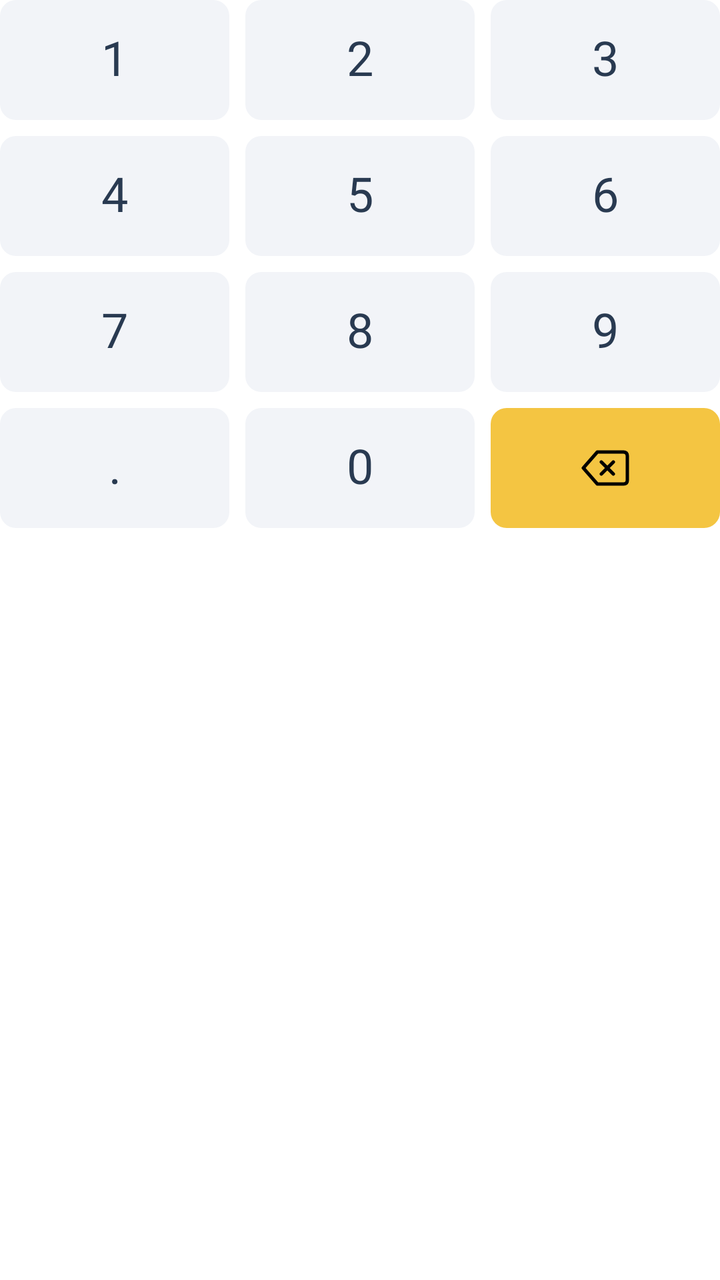
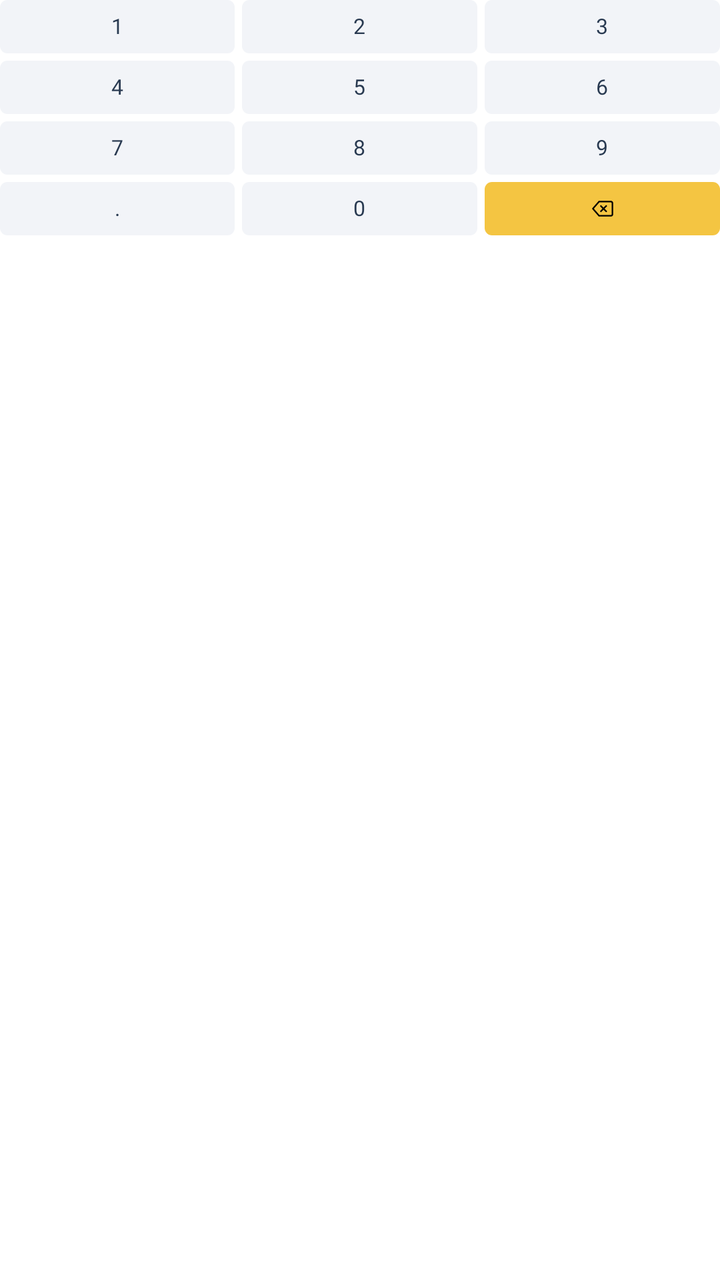

The first picture is an Android layout as it rendered before a commit; the second is the same layout after the commit. The layout source and the unified diff follow.
<!-- AndroidManifest.xml: application theme AppTheme.NoActionBar -->
<!-- res/layout/checkout_numeric_keyboard.xml -->
<LinearLayout xmlns:android="http://schemas.android.com/apk/res/android" android:layout_width="match_parent" android:layout_height="wrap_content" android:orientation="vertical">
  <LinearLayout android:layout_width="match_parent" android:layout_height="@dimen/ui_scale_key_height" android:orientation="horizontal">
    <TextView android:layout_width="0dp" android:layout_height="match_parent" android:text="1" android:textSize="24sp" android:textColor="#293A51" android:fontFamily="@font/retail_sans" android:includeFontPadding="false" android:id="@+id/num1" android:layout_weight="1" android:layout_marginStart="0dp" android:gravity="center" android:background="@drawable/land_field" android:clickable="true" android:focusable="true" />
    <TextView android:layout_width="0dp" android:layout_height="match_parent" android:text="2" android:textSize="24sp" android:textColor="#293A51" android:fontFamily="@font/retail_sans" android:includeFontPadding="false" android:id="@+id/num2" android:layout_weight="1" android:layout_marginStart="8dp" android:gravity="center" android:background="@drawable/land_field" android:clickable="true" android:focusable="true" />
    <TextView android:layout_width="0dp" android:layout_height="match_parent" android:text="3" android:textSize="24sp" android:textColor="#293A51" android:fontFamily="@font/retail_sans" android:includeFontPadding="false" android:id="@+id/num3" android:layout_weight="1" android:layout_marginStart="8dp" android:gravity="center" android:background="@drawable/land_field" android:clickable="true" android:focusable="true" />
  </LinearLayout>
  <LinearLayout android:layout_width="match_parent" android:layout_height="@dimen/ui_scale_key_height" android:orientation="horizontal" android:layout_marginTop="8dp">
    <TextView android:layout_width="0dp" android:layout_height="match_parent" android:text="4" android:textSize="24sp" android:textColor="#293A51" android:fontFamily="@font/retail_sans" android:includeFontPadding="false" android:id="@+id/num4" android:layout_weight="1" android:layout_marginStart="0dp" android:gravity="center" android:background="@drawable/land_field" android:clickable="true" android:focusable="true" />
    <TextView android:layout_width="0dp" android:layout_height="match_parent" android:text="5" android:textSize="24sp" android:textColor="#293A51" android:fontFamily="@font/retail_sans" android:includeFontPadding="false" android:id="@+id/num5" android:layout_weight="1" android:layout_marginStart="8dp" android:gravity="center" android:background="@drawable/land_field" android:clickable="true" android:focusable="true" />
    <TextView android:layout_width="0dp" android:layout_height="match_parent" android:text="6" android:textSize="24sp" android:textColor="#293A51" android:fontFamily="@font/retail_sans" android:includeFontPadding="false" android:id="@+id/num6" android:layout_weight="1" android:layout_marginStart="8dp" android:gravity="center" android:background="@drawable/land_field" android:clickable="true" android:focusable="true" />
  </LinearLayout>
  <LinearLayout android:layout_width="match_parent" android:layout_height="@dimen/ui_scale_key_height" android:orientation="horizontal" android:layout_marginTop="8dp">
    <TextView android:layout_width="0dp" android:layout_height="match_parent" android:text="7" android:textSize="24sp" android:textColor="#293A51" android:fontFamily="@font/retail_sans" android:includeFontPadding="false" android:id="@+id/num7" android:layout_weight="1" android:layout_marginStart="0dp" android:gravity="center" android:background="@drawable/land_field" android:clickable="true" android:focusable="true" />
    <TextView android:layout_width="0dp" android:layout_height="match_parent" android:text="8" android:textSize="24sp" android:textColor="#293A51" android:fontFamily="@font/retail_sans" android:includeFontPadding="false" android:id="@+id/num8" android:layout_weight="1" android:layout_marginStart="8dp" android:gravity="center" android:background="@drawable/land_field" android:clickable="true" android:focusable="true" />
    <TextView android:layout_width="0dp" android:layout_height="match_parent" android:text="9" android:textSize="24sp" android:textColor="#293A51" android:fontFamily="@font/retail_sans" android:includeFontPadding="false" android:id="@+id/num9" android:layout_weight="1" android:layout_marginStart="8dp" android:gravity="center" android:background="@drawable/land_field" android:clickable="true" android:focusable="true" />
  </LinearLayout>
  <LinearLayout android:layout_width="match_parent" android:layout_height="@dimen/ui_scale_key_height" android:orientation="horizontal" android:layout_marginTop="8dp">
    <TextView android:layout_width="0dp" android:layout_height="match_parent" android:text="@string/button_dot" android:textSize="24sp" android:textColor="#293A51" android:fontFamily="@font/retail_sans" android:includeFontPadding="false" android:id="@+id/dot" android:layout_weight="1" android:layout_marginStart="0dp" android:gravity="center" android:background="@drawable/land_field" android:clickable="true" android:focusable="true" />
    <TextView android:layout_width="0dp" android:layout_height="match_parent" android:text="0" android:textSize="24sp" android:textColor="#293A51" android:fontFamily="@font/retail_sans" android:includeFontPadding="false" android:id="@+id/num0" android:layout_weight="1" android:layout_marginStart="8dp" android:gravity="center" android:background="@drawable/land_field" android:clickable="true" android:focusable="true" />
    <ImageView android:layout_width="0dp" android:layout_height="match_parent" android:id="@+id/backspace" android:layout_weight="1" android:layout_marginStart="8dp" android:background="@drawable/keypad_backspace" android:clickable="true" android:focusable="true" android:src="@drawable/activation_backspace" android:scaleType="center" android:contentDescription="@string/checkout_backspace" />
  </LinearLayout>
</LinearLayout>
<!-- resources referenced by this layout -->
<resources>
  <dimen name="ui_scale_key_height">60dp</dimen>
  <!-- drawable activation_backspace (drawable) -->
  <vector xmlns:android="http://schemas.android.com/apk/res/android" android:width="24dp" android:height="24dp" android:viewportWidth="24" android:viewportHeight="24"><path android:pathData="M21,4H8L1,12L8,20H21Q23,20 23,18V6Q23,4 21,4M10,9L16,15M16,9L10,15" android:strokeColor="@android:color/black" android:strokeWidth="1.7" android:strokeLineJoin="round" android:strokeLineCap="round" android:fillColor="@android:color/transparent"/></vector>
  <!-- drawable keypad_backspace (drawable) -->
  <shape xmlns:android="http://schemas.android.com/apk/res/android" android:shape="rectangle"><solid android:color="@color/home_checkout_unactivated"/><corners android:radius="8dp"/></shape>
  <!-- drawable land_field (drawable) -->
  <?xml version='1.0' encoding='utf-8'?>
  <shape xmlns:android="http://schemas.android.com/apk/res/android" android:shape="rectangle">
      <solid android:color="#F2F4F8" />
      <corners android:radius="8dp" />
  </shape>
  <string name="button_dot">.</string>
  <string name="checkout_backspace">退格</string>
  <style name="AppTheme.NoActionBar" parent="Theme.MaterialComponents.NoActionBar">
          <item name="android:windowAnimationStyle">@style/NoPageAnimation</item>
          <item name="android:windowBackground">@color/white</item>
      </style>
  <color name="home_checkout_unactivated">#F4C542</color>
  <style name="NoPageAnimation" parent="android:style/Animation.Activity">
          <item name="android:activityOpenEnterAnimation">@null</item>
          <item name="android:activityOpenExitAnimation">@null</item>
          <item name="android:activityCloseEnterAnimation">@null</item>
          <item name="android:activityCloseExitAnimation">@null</item>
      </style>
  <color name="white">#FFFFFFFF</color>
</resources>

<!-- the commit's change to res/layout/checkout_numeric_keyboard.xml (unified diff, before → after) -->
@@ -1,22 +1,221 @@
-<LinearLayout xmlns:android="http://schemas.android.com/apk/res/android" android:layout_width="match_parent" android:layout_height="wrap_content" android:orientation="vertical">
-  <LinearLayout android:layout_width="match_parent" android:layout_height="@dimen/ui_scale_key_height" android:orientation="horizontal">
-    <TextView android:layout_width="0dp" android:layout_height="match_parent" android:text="1" android:textSize="24sp" android:textColor="#293A51" android:fontFamily="@font/retail_sans" android:includeFontPadding="false" android:id="@+id/num1" android:layout_weight="1" android:layout_marginStart="0dp" android:gravity="center" android:background="@drawable/land_field" android:clickable="true" android:focusable="true" />
-    <TextView android:layout_width="0dp" android:layout_height="match_parent" android:text="2" android:textSize="24sp" android:textColor="#293A51" android:fontFamily="@font/retail_sans" android:includeFontPadding="false" android:id="@+id/num2" android:layout_weight="1" android:layout_marginStart="8dp" android:gravity="center" android:background="@drawable/land_field" android:clickable="true" android:focusable="true" />
-    <TextView android:layout_width="0dp" android:layout_height="match_parent" android:text="3" android:textSize="24sp" android:textColor="#293A51" android:fontFamily="@font/retail_sans" android:includeFontPadding="false" android:id="@+id/num3" android:layout_weight="1" android:layout_marginStart="8dp" android:gravity="center" android:background="@drawable/land_field" android:clickable="true" android:focusable="true" />
-  </LinearLayout>
-  <LinearLayout android:layout_width="match_parent" android:layout_height="@dimen/ui_scale_key_height" android:orientation="horizontal" android:layout_marginTop="8dp">
-    <TextView android:layout_width="0dp" android:layout_height="match_parent" android:text="4" android:textSize="24sp" android:textColor="#293A51" android:fontFamily="@font/retail_sans" android:includeFontPadding="false" android:id="@+id/num4" android:layout_weight="1" android:layout_marginStart="0dp" android:gravity="center" android:background="@drawable/land_field" android:clickable="true" android:focusable="true" />
-    <TextView android:layout_width="0dp" android:layout_height="match_parent" android:text="5" android:textSize="24sp" android:textColor="#293A51" android:fontFamily="@font/retail_sans" android:includeFontPadding="false" android:id="@+id/num5" android:layout_weight="1" android:layout_marginStart="8dp" android:gravity="center" android:background="@drawable/land_field" android:clickable="true" android:focusable="true" />
-    <TextView android:layout_width="0dp" android:layout_height="match_parent" android:text="6" android:textSize="24sp" android:textColor="#293A51" android:fontFamily="@font/retail_sans" android:includeFontPadding="false" android:id="@+id/num6" android:layout_weight="1" android:layout_marginStart="8dp" android:gravity="center" android:background="@drawable/land_field" android:clickable="true" android:focusable="true" />
-  </LinearLayout>
-  <LinearLayout android:layout_width="match_parent" android:layout_height="@dimen/ui_scale_key_height" android:orientation="horizontal" android:layout_marginTop="8dp">
-    <TextView android:layout_width="0dp" android:layout_height="match_parent" android:text="7" android:textSize="24sp" android:textColor="#293A51" android:fontFamily="@font/retail_sans" android:includeFontPadding="false" android:id="@+id/num7" android:layout_weight="1" android:layout_marginStart="0dp" android:gravity="center" android:background="@drawable/land_field" android:clickable="true" android:focusable="true" />
-    <TextView android:layout_width="0dp" android:layout_height="match_parent" android:text="8" android:textSize="24sp" android:textColor="#293A51" android:fontFamily="@font/retail_sans" android:includeFontPadding="false" android:id="@+id/num8" android:layout_weight="1" android:layout_marginStart="8dp" android:gravity="center" android:background="@drawable/land_field" android:clickable="true" android:focusable="true" />
-    <TextView android:layout_width="0dp" android:layout_height="match_parent" android:text="9" android:textSize="24sp" android:textColor="#293A51" android:fontFamily="@font/retail_sans" android:includeFontPadding="false" android:id="@+id/num9" android:layout_weight="1" android:layout_marginStart="8dp" android:gravity="center" android:background="@drawable/land_field" android:clickable="true" android:focusable="true" />
-  </LinearLayout>
-  <LinearLayout android:layout_width="match_parent" android:layout_height="@dimen/ui_scale_key_height" android:orientation="horizontal" android:layout_marginTop="8dp">
-    <TextView android:layout_width="0dp" android:layout_height="match_parent" android:text="@string/button_dot" android:textSize="24sp" android:textColor="#293A51" android:fontFamily="@font/retail_sans" android:includeFontPadding="false" android:id="@+id/dot" android:layout_weight="1" android:layout_marginStart="0dp" android:gravity="center" android:background="@drawable/land_field" android:clickable="true" android:focusable="true" />
-    <TextView android:layout_width="0dp" android:layout_height="match_parent" android:text="0" android:textSize="24sp" android:textColor="#293A51" android:fontFamily="@font/retail_sans" android:includeFontPadding="false" android:id="@+id/num0" android:layout_weight="1" android:layout_marginStart="8dp" android:gravity="center" android:background="@drawable/land_field" android:clickable="true" android:focusable="true" />
-    <ImageView android:layout_width="0dp" android:layout_height="match_parent" android:id="@+id/backspace" android:layout_weight="1" android:layout_marginStart="8dp" android:background="@drawable/keypad_backspace" android:clickable="true" android:focusable="true" android:src="@drawable/activation_backspace" android:scaleType="center" android:contentDescription="@string/checkout_backspace" />
-  </LinearLayout>
+<LinearLayout xmlns:android="http://schemas.android.com/apk/res/android"
+    android:layout_width="match_parent"
+    android:layout_height="wrap_content"
+    android:orientation="vertical">
+
+    <LinearLayout
+        android:layout_width="match_parent"
+        android:layout_height="@dimen/dp_30"
+        android:orientation="horizontal">
+
+        <TextView
+            android:layout_width="@dimen/dp_0"
+            android:layout_height="match_parent"
+            android:text="1"
+            android:textSize="@dimen/sp_12"
+            android:textColor="#293A51"
+            android:fontFamily="@font/retail_sans"
+            android:includeFontPadding="false"
+            android:id="@+id/num1"
+            android:layout_weight="1"
+            android:layout_marginStart="@dimen/dp_0"
+            android:gravity="center"
+            android:background="@drawable/land_field"
+            android:clickable="true"
+            android:focusable="true" />
+
+        <TextView
+            android:layout_width="@dimen/dp_0"
+            android:layout_height="match_parent"
+            android:text="2"
+            android:textSize="@dimen/sp_12"
+            android:textColor="#293A51"
+            android:fontFamily="@font/retail_sans"
+            android:includeFontPadding="false"
+            android:id="@+id/num2"
+            android:layout_weight="1"
+            android:layout_marginStart="@dimen/dp_4"
+            android:gravity="center"
+            android:background="@drawable/land_field"
+            android:clickable="true"
+            android:focusable="true" />
+
+        <TextView
+            android:layout_width="@dimen/dp_0"
+            android:layout_height="match_parent"
+            android:text="3"
+            android:textSize="@dimen/sp_12"
+            android:textColor="#293A51"
+            android:fontFamily="@font/retail_sans"
+            android:includeFontPadding="false"
+            android:id="@+id/num3"
+            android:layout_weight="1"
+            android:layout_marginStart="@dimen/dp_4"
+            android:gravity="center"
+            android:background="@drawable/land_field"
+            android:clickable="true"
+            android:focusable="true" />
+    </LinearLayout>
+
+    <LinearLayout
+        android:layout_width="match_parent"
+        android:layout_height="@dimen/dp_30"
+        android:orientation="horizontal"
+        android:layout_marginTop="@dimen/dp_4">
+
+        <TextView
+            android:layout_width="@dimen/dp_0"
+            android:layout_height="match_parent"
+            android:text="4"
+            android:textSize="@dimen/sp_12"
+            android:textColor="#293A51"
+            android:fontFamily="@font/retail_sans"
+            android:includeFontPadding="false"
+            android:id="@+id/num4"
+            android:layout_weight="1"
+            android:layout_marginStart="@dimen/dp_0"
+            android:gravity="center"
+            android:background="@drawable/land_field"
+            android:clickable="true"
+            android:focusable="true" />
+
+        <TextView
+            android:layout_width="@dimen/dp_0"
+            android:layout_height="match_parent"
+            android:text="5"
+            android:textSize="@dimen/sp_12"
+            android:textColor="#293A51"
+            android:fontFamily="@font/retail_sans"
+            android:includeFontPadding="false"
+            android:id="@+id/num5"
+            android:layout_weight="1"
+            android:layout_marginStart="@dimen/dp_4"
+            android:gravity="center"
+            android:background="@drawable/land_field"
+            android:clickable="true"
+            android:focusable="true" />
+
+        <TextView
+            android:layout_width="@dimen/dp_0"
+            android:layout_height="match_parent"
+            android:text="6"
+            android:textSize="@dimen/sp_12"
+            android:textColor="#293A51"
+            android:fontFamily="@font/retail_sans"
+            android:includeFontPadding="false"
+            android:id="@+id/num6"
+            android:layout_weight="1"
+            android:layout_marginStart="@dimen/dp_4"
+            android:gravity="center"
+            android:background="@drawable/land_field"
+            android:clickable="true"
+            android:focusable="true" />
+    </LinearLayout>
+
+    <LinearLayout
+        android:layout_width="match_parent"
+        android:layout_height="@dimen/dp_30"
+        android:orientation="horizontal"
+        android:layout_marginTop="@dimen/dp_4">
+
+        <TextView
+            android:layout_width="@dimen/dp_0"
+            android:layout_height="match_parent"
+            android:text="7"
+            android:textSize="@dimen/sp_12"
+            android:textColor="#293A51"
+            android:fontFamily="@font/retail_sans"
+            android:includeFontPadding="false"
+            android:id="@+id/num7"
+            android:layout_weight="1"
+            android:layout_marginStart="@dimen/dp_0"
+            android:gravity="center"
+            android:background="@drawable/land_field"
+            android:clickable="true"
+            android:focusable="true" />
+
+        <TextView
+            android:layout_width="@dimen/dp_0"
+            android:layout_height="match_parent"
+            android:text="8"
+            android:textSize="@dimen/sp_12"
+            android:textColor="#293A51"
+            android:fontFamily="@font/retail_sans"
+            android:includeFontPadding="false"
+            android:id="@+id/num8"
+            android:layout_weight="1"
+            android:layout_marginStart="@dimen/dp_4"
+            android:gravity="center"
+            android:background="@drawable/land_field"
+            android:clickable="true"
+            android:focusable="true" />
+
+        <TextView
+            android:layout_width="@dimen/dp_0"
+            android:layout_height="match_parent"
+            android:text="9"
+            android:textSize="@dimen/sp_12"
+            android:textColor="#293A51"
+            android:fontFamily="@font/retail_sans"
+            android:includeFontPadding="false"
+            android:id="@+id/num9"
+            android:layout_weight="1"
+            android:layout_marginStart="@dimen/dp_4"
+            android:gravity="center"
+            android:background="@drawable/land_field"
+            android:clickable="true"
+            android:focusable="true" />
+    </LinearLayout>
+
+    <LinearLayout
+        android:layout_width="match_parent"
+        android:layout_height="@dimen/dp_30"
+        android:orientation="horizontal"
+        android:layout_marginTop="@dimen/dp_4">
+
+        <TextView
+            android:layout_width="@dimen/dp_0"
+            android:layout_height="match_parent"
+            android:text="@string/button_dot"
+            android:textSize="@dimen/sp_12"
+            android:textColor="#293A51"
+            android:fontFamily="@font/retail_sans"
+            android:includeFontPadding="false"
+            android:id="@+id/dot"
+            android:layout_weight="1"
+            android:layout_marginStart="@dimen/dp_0"
+            android:gravity="center"
+            android:background="@drawable/land_field"
+            android:clickable="true"
+            android:focusable="true" />
+
+        <TextView
+            android:layout_width="@dimen/dp_0"
+            android:layout_height="match_parent"
+            android:text="0"
+            android:textSize="@dimen/sp_12"
+            android:textColor="#293A51"
+            android:fontFamily="@font/retail_sans"
+            android:includeFontPadding="false"
+            android:id="@+id/num0"
+            android:layout_weight="1"
+            android:layout_marginStart="@dimen/dp_4"
+            android:gravity="center"
+            android:background="@drawable/land_field"
+            android:clickable="true"
+            android:focusable="true" />
+
+        <ImageView
+            android:layout_width="@dimen/dp_0"
+            android:layout_height="match_parent"
+            android:id="@+id/backspace"
+            android:layout_weight="1"
+            android:layout_marginStart="@dimen/dp_4"
+            android:background="@drawable/keypad_backspace"
+            android:clickable="true"
+            android:focusable="true"
+            android:src="@drawable/activation_backspace"
+            android:scaleType="center"
+            android:contentDescription="@string/checkout_backspace" />
+    </LinearLayout>
 </LinearLayout>
<!-- resource entries referenced after the edit -->
@@ -1,15 +1,35 @@
 <!-- resources referenced by this layout -->
 <resources>
-  <dimen name="ui_scale_key_height">60dp</dimen>
+  <dimen name="dp_0">0dp</dimen>
+  <dimen name="dp_30">30dp</dimen>
+  <dimen name="dp_4">4dp</dimen>
+  <dimen name="sp_12">12sp</dimen>
   <!-- drawable activation_backspace (drawable) -->
-  <vector xmlns:android="http://schemas.android.com/apk/res/android" android:width="24dp" android:height="24dp" android:viewportWidth="24" android:viewportHeight="24"><path android:pathData="M21,4H8L1,12L8,20H21Q23,20 23,18V6Q23,4 21,4M10,9L16,15M16,9L10,15" android:strokeColor="@android:color/black" android:strokeWidth="1.7" android:strokeLineJoin="round" android:strokeLineCap="round" android:fillColor="@android:color/transparent"/></vector>
+  <vector xmlns:android="http://schemas.android.com/apk/res/android"
+      android:width="@dimen/dp_12"
+      android:height="@dimen/dp_12"
+      android:viewportWidth="24"
+      android:viewportHeight="24">
+      <path
+          android:pathData="M21,4H8L1,12L8,20H21Q23,20 23,18V6Q23,4 21,4M10,9L16,15M16,9L10,15"
+          android:strokeColor="@android:color/black"
+          android:strokeWidth="1.7"
+          android:strokeLineJoin="round"
+          android:strokeLineCap="round"
+          android:fillColor="@android:color/transparent" />
+  </vector>
   <!-- drawable keypad_backspace (drawable) -->
-  <shape xmlns:android="http://schemas.android.com/apk/res/android" android:shape="rectangle"><solid android:color="@color/home_checkout_unactivated"/><corners android:radius="8dp"/></shape>
+  <shape xmlns:android="http://schemas.android.com/apk/res/android"
+      android:shape="rectangle">
+      <solid android:color="@color/home_checkout_unactivated" />
+      <corners android:radius="@dimen/dp_4" />
+  </shape>
   <!-- drawable land_field (drawable) -->
   <?xml version='1.0' encoding='utf-8'?>
-  <shape xmlns:android="http://schemas.android.com/apk/res/android" android:shape="rectangle">
+  <shape xmlns:android="http://schemas.android.com/apk/res/android"
+      android:shape="rectangle">
       <solid android:color="#F2F4F8" />
-      <corners android:radius="8dp" />
+      <corners android:radius="@dimen/dp_4" />
   </shape>
   <string name="button_dot">.</string>
   <string name="checkout_backspace">退格</string>
@@ -17,6 +37,7 @@
           <item name="android:windowAnimationStyle">@style/NoPageAnimation</item>
           <item name="android:windowBackground">@color/white</item>
       </style>
+  <dimen name="dp_12">12dp</dimen>
   <color name="home_checkout_unactivated">#F4C542</color>
   <style name="NoPageAnimation" parent="android:style/Animation.Activity">
           <item name="android:activityOpenEnterAnimation">@null</item>
